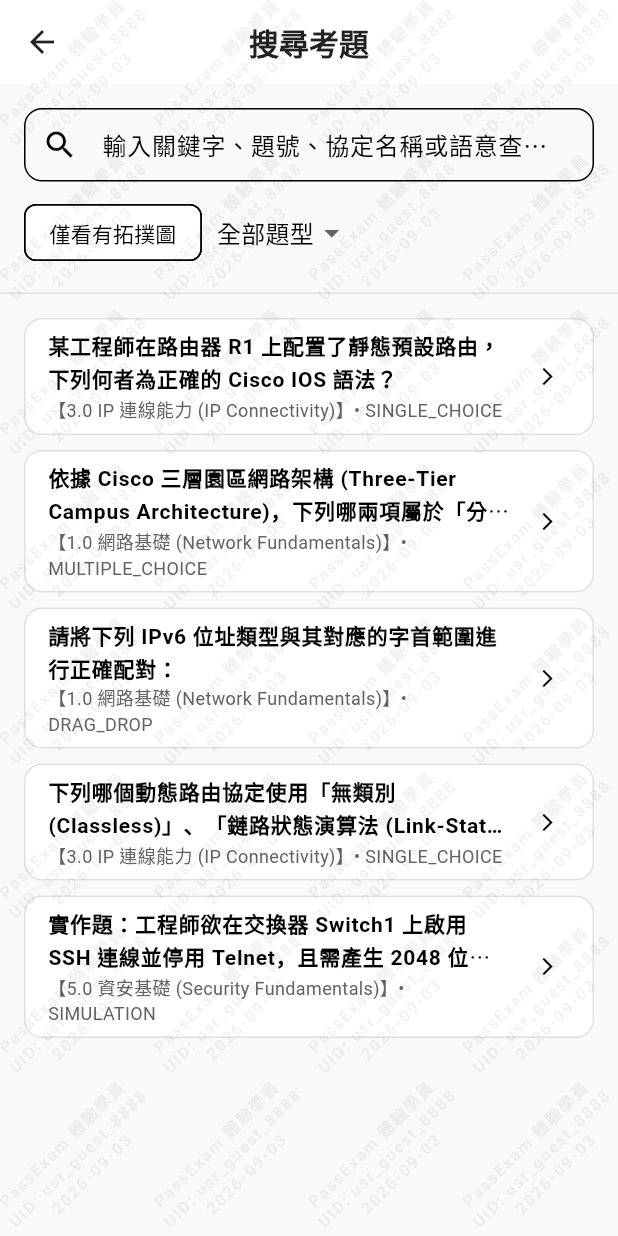
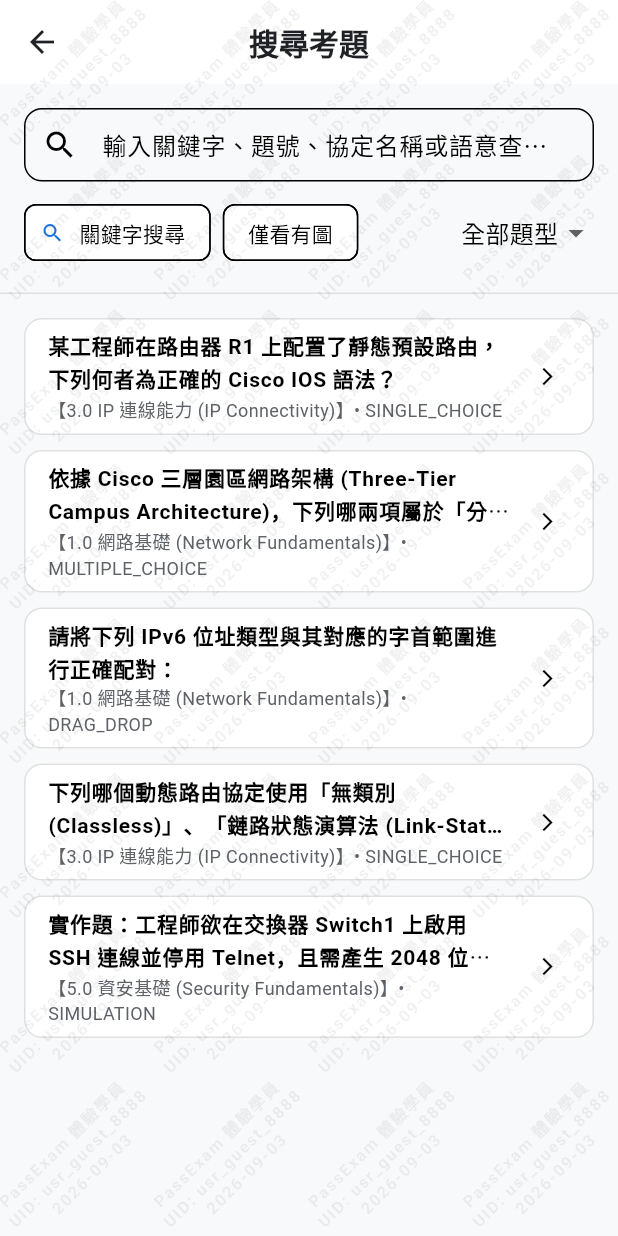
Before and after one commit to alan-nanpie/OpenPassExam, a Flutter app: the screen it shows after launch, after a tap on the "search" icon, on a phone screen of 412 x 824 dp. Run offline on Flutter 3.47's test engine with Material 3 defaults, Android fonts, the phone set to English and light mode, and no system bars; our stand-ins replace connectivity_plus, flutter_markdown, shared_preferences; accounts and stored records are empty.

Commit message:
feat: complete full specification alignment including TTS voice practice, mock exam watermark & NTP anti-cheat, vector search, and test suite

```diff
--- a/lib/controllers/auth_controller.dart
+++ b/lib/controllers/auth_controller.dart
@@ -7,17 +7,44 @@
   AppUser? _currentUser;
   bool _isLoading = false;
 
+  bool _hasDeviceConflict = false;
+
   AuthController({required this.userRepository});
 
   AppUser? get currentUser => _currentUser;
   bool get isLoading => _isLoading;
   bool get isLoggedIn => _currentUser != null;
+  bool get hasDeviceConflict => _hasDeviceConflict;
 
   Future<void> initialize() async {
     _isLoading = true;
     notifyListeners();
     _currentUser = await userRepository.getCurrentUser();
+    await checkDeviceBinding();
     _isLoading = false;
+    notifyListeners();
+  }
+
+  Future<bool> checkDeviceBinding() async {
+    if (_currentUser == null) {
+      _hasDeviceConflict = false;
+      return false;
+    }
+    final currentLocalDeviceId = await userRepository.getOrGenerateDeviceId();
+    final conflict = _currentUser!.activeDeviceId.isNotEmpty &&
+        _currentUser!.activeDeviceId != currentLocalDeviceId;
+    _hasDeviceConflict = conflict;
+    notifyListeners();
+    return conflict;
+  }
+
+  Future<void> rebindDevice() async {
+    if (_currentUser == null) return;
+    final currentLocalDeviceId = await userRepository.getOrGenerateDeviceId();
+    final updated = _currentUser!.copyWith(activeDeviceId: currentLocalDeviceId);
+    await userRepository.saveUser(updated);
+    _currentUser = updated;
+    _hasDeviceConflict = false;
     notifyListeners();
   }
 
@@ -25,6 +52,7 @@
     _isLoading = true;
     notifyListeners();
     _currentUser = await userRepository.getCurrentUser();
+    await checkDeviceBinding();
     _isLoading = false;
     notifyListeners();
   }
@@ -44,6 +72,7 @@
     );
     await userRepository.saveUser(user);
     _currentUser = user;
+    _hasDeviceConflict = false;
     _isLoading = false;
     notifyListeners();
   }
@@ -57,6 +86,7 @@
 
   Future<void> logout() async {
     _currentUser = null;
+    _hasDeviceConflict = false;
     notifyListeners();
   }
 }
--- a/lib/controllers/notebooklm_controller.dart
+++ b/lib/controllers/notebooklm_controller.dart
@@ -71,10 +71,12 @@
     }
     prompt.writeln('請使用標準 Markdown 排版，包含表格 (Markdown Tables)、重點標籤與清晰階層。');
 
+    final userApiKey = localCache.getUserGeminiApiKey();
     final content = await aiService.askAiTutor(
       prompt: prompt.toString(),
       ragChunks: _loadedChunks.take(3).toList(),
       persona: AiPersona.friendlyTutor,
+      apiKey: userApiKey,
     );
 
     final artifact = StudyArtifact(
--- a/lib/controllers/search_controller.dart
+++ b/lib/controllers/search_controller.dart
@@ -10,6 +10,7 @@
   String _currentQuery = '';
   String? _selectedTypeFilter;
   bool _onlyWithImage = false;
+  bool _isSemanticVectorMode = false;
 
   ExamSearchController({required this.repositoryFactory});
 
@@ -18,6 +19,7 @@
   String get currentQuery => _currentQuery;
   String? get selectedTypeFilter => _selectedTypeFilter;
   bool get onlyWithImage => _onlyWithImage;
+  bool get isSemanticVectorMode => _isSemanticVectorMode;
 
   void setTypeFilter(String? type) {
     _selectedTypeFilter = type;
@@ -26,6 +28,11 @@
 
   void toggleOnlyWithImage(bool value) {
     _onlyWithImage = value;
+    performSearch(_currentQuery);
+  }
+
+  void toggleSemanticVectorMode(bool value) {
+    _isSemanticVectorMode = value;
     performSearch(_currentQuery);
   }
 
@@ -38,6 +45,64 @@
     final all = await repo.getQuestions();
 
     final q = query.trim().toLowerCase();
+
+    if (_isSemanticVectorMode && q.isNotEmpty) {
+      // 模擬 Vertex AI 768 維度語意向量檢索：概念擴展與語意相關度評分
+      final queryTokens = q.split(RegExp(r'\s+')).where((t) => t.isNotEmpty).toList();
+
+      final scoredItems = <MapEntry<Question, double>>[];
+
+      for (final item in all) {
+        final matchesType = _selectedTypeFilter == null ||
+            _selectedTypeFilter == 'ALL' ||
+            item.type == _selectedTypeFilter;
+        final matchesImage =
+            !_onlyWithImage || (item.imageUrl != null && item.imageUrl!.isNotEmpty);
+
+        if (!matchesType || !matchesImage) continue;
+
+        double score = 0.0;
+        final titleLower = item.title.toLowerCase();
+        final expLower = item.explanation.toLowerCase();
+        final topicLower = item.topic.toLowerCase();
+        final notesLower = (item.englishGrammarNotes ?? '').toLowerCase();
+
+        // 語意關聯與概念擴展加權 (例如 廣域網 -> wan / dmvpn / sd-wan / bgp)
+        final semanticSynonyms = <String, List<String>>{
+          '廣域網': ['wan', 'dmvpn', 'sd-wan', 'vpn', 'bgp', 'tunnel'],
+          '故障排除': ['troubleshooting', 'debug', 'fail', 'error', 'shortcut', 'redirect'],
+          '路由': ['route', 'routing', 'ospf', 'bgp', 'eigrp', 'ad', 'administrative distance'],
+          '交換': ['switch', 'stp', 'rstp', 'vlan', 'trunk', 'access'],
+          '安全': ['security', 'ssh', 'acl', 'trustsec', 'sgt', 'crypto'],
+          '自動化': ['automation', 'restconf', 'api', 'python', 'json', 'yang'],
+        };
+
+        for (final token in queryTokens) {
+          if (titleLower.contains(token)) score += 5.0;
+          if (topicLower.contains(token)) score += 4.0;
+          if (expLower.contains(token)) score += 3.0;
+          if (notesLower.contains(token)) score += 2.0;
+
+          // 檢查語意關聯同義詞
+          for (final entry in semanticSynonyms.entries) {
+            if (token.contains(entry.key) || entry.key.contains(token)) {
+              for (final syn in entry.value) {
+                if (titleLower.contains(syn) || expLower.contains(syn) || topicLower.contains(syn)) {
+                  score += 4.0;
+                }
+              }
+            }
+          }
+        }
+
+        if (score > 0.0) {
+          scoredItems.add(MapEntry(item, score));
+        }
+      }
+
+      scoredItems.sort((a, b) => b.value.compareTo(a.value));
+      _searchResults = scoredItems.map((e) => e.key).toList();
+    } else {
       _searchResults = all.where((item) {
         final matchesText = q.isEmpty ||
             item.title.toLowerCase().contains(q) ||
@@ -51,6 +116,7 @@
 
         return matchesText && matchesType && matchesImage;
       }).toList();
+    }
 
     _isSearching = false;
     notifyListeners();
--- a/lib/data/models/exam_session.dart
+++ b/lib/data/models/exam_session.dart
@@ -42,6 +42,7 @@
   final bool isPassed;
   final Map<String, double> domainBreakdown; // 領域得分率
   final List<ExamAnswer> answers;
+  final bool isNtpVerified;
 
   ExamSession({
     required this.id,
@@ -55,6 +56,7 @@
     required this.isPassed,
     required this.domainBreakdown,
     required this.answers,
+    this.isNtpVerified = true,
   });
 
   Map<String, dynamic> toMap() {
@@ -70,6 +72,7 @@
       'isPassed': isPassed,
       'domainBreakdown': domainBreakdown,
       'answers': answers.map((a) => a.toMap()).toList(),
+      'isNtpVerified': isNtpVerified,
     };
   }
 
@@ -92,6 +95,7 @@
               ?.map((a) => ExamAnswer.fromMap(a as Map<String, dynamic>))
               .toList() ??
           [],
+      isNtpVerified: map['isNtpVerified'] ?? true,
     );
   }
 }
--- a/lib/views/home/home_screen.dart
+++ b/lib/views/home/home_screen.dart
@@ -141,11 +141,50 @@
 
   Widget _buildHomeDashboard(BuildContext context) {
     final examCtrl = context.watch<ExamController>();
+    final auth = context.watch<AuthController>();
     final isDark = Theme.of(context).brightness == Brightness.dark;
 
     return ListView(
       padding: const EdgeInsets.symmetric(horizontal: 16, vertical: 12),
       children: [
+        // 裝置綁定安全提醒 Banner
+        if (auth.hasDeviceConflict)
+          Container(
+            margin: const EdgeInsets.only(bottom: 16),
+            padding: const EdgeInsets.all(12),
+            decoration: BoxDecoration(
+              color: Colors.amber.withValues(alpha: 0.15),
+              borderRadius: BorderRadius.circular(10),
+              border: Border.all(color: Colors.amber),
+            ),
+            child: Row(
+              children: [
+                const Icon(Icons.phonelink_lock, color: Colors.orange, size: 28),
+                const SizedBox(width: 10),
+                const Expanded(
+                  child: Column(
+                    crossAxisAlignment: CrossAxisAlignment.start,
+                    children: [
+                      Text(
+                        '⚠️ 偵測到帳號在其他裝置登入',
+                        style: TextStyle(fontWeight: FontWeight.bold, fontSize: 13.5),
+                      ),
+                      SizedBox(height: 2),
+                      Text(
+                        '為維護安全防護，單一帳號僅允許綁定一台設備。點擊右側以將當前設備設為唯一授權裝置。',
+                        style: TextStyle(fontSize: 11.5),
+                      ),
+                    ],
+                  ),
+                ),
+                TextButton(
+                  onPressed: () => auth.rebindDevice(),
+                  child: const Text('重新綁定', style: TextStyle(fontWeight: FontWeight.bold)),
+                ),
+              ],
+            ),
+          ),
+
         // 歡迎與橫幅 Banner
         _buildHeroBanner(context),
         const SizedBox(height: 16),
--- a/lib/views/search/search_screen.dart
+++ b/lib/views/search/search_screen.dart
@@ -71,11 +71,29 @@
                 Row(
                   children: [
                     FilterChip(
-                      label: const Text('僅看有拓撲圖'),
+                      avatar: Icon(
+                        searchCtrl.isSemanticVectorMode ? Icons.psychology : Icons.search,
+                        size: 16,
+                        color: searchCtrl.isSemanticVectorMode ? Colors.white : null,
+                      ),
+                      label: Text(
+                        searchCtrl.isSemanticVectorMode ? 'Vertex AI 語意向量模式' : '關鍵字搜尋',
+                      ),
+                      selected: searchCtrl.isSemanticVectorMode,
+                      selectedColor: AppColors.primary,
+                      labelStyle: TextStyle(
+                        color: searchCtrl.isSemanticVectorMode ? Colors.white : null,
+                        fontWeight: searchCtrl.isSemanticVectorMode ? FontWeight.bold : null,
+                      ),
+                      onSelected: (v) => searchCtrl.toggleSemanticVectorMode(v),
+                    ),
+                    const SizedBox(width: 8),
+                    FilterChip(
+                      label: const Text('僅看有圖'),
                       selected: searchCtrl.onlyWithImage,
                       onSelected: (v) => searchCtrl.toggleOnlyWithImage(v),
                     ),
-                    const SizedBox(width: 10),
+                    const Spacer(),
                     DropdownButton<String>(
                       value: searchCtrl.selectedTypeFilter ?? 'ALL',
                       underline: const SizedBox.shrink(),
```
Also changed, not shown: lib/controllers/mock_exam_controller.dart (+44 -1 lines), lib/views/mock_exam/exam_result_screen.dart (+31 -0 lines), lib/views/mock_exam/mock_exam_screen.dart (+17 -3 lines), lib/views/practice/practice_screen.dart (+34 -0 lines), 9 other files. Lines whose indentation alone changed are shown as unchanged.
